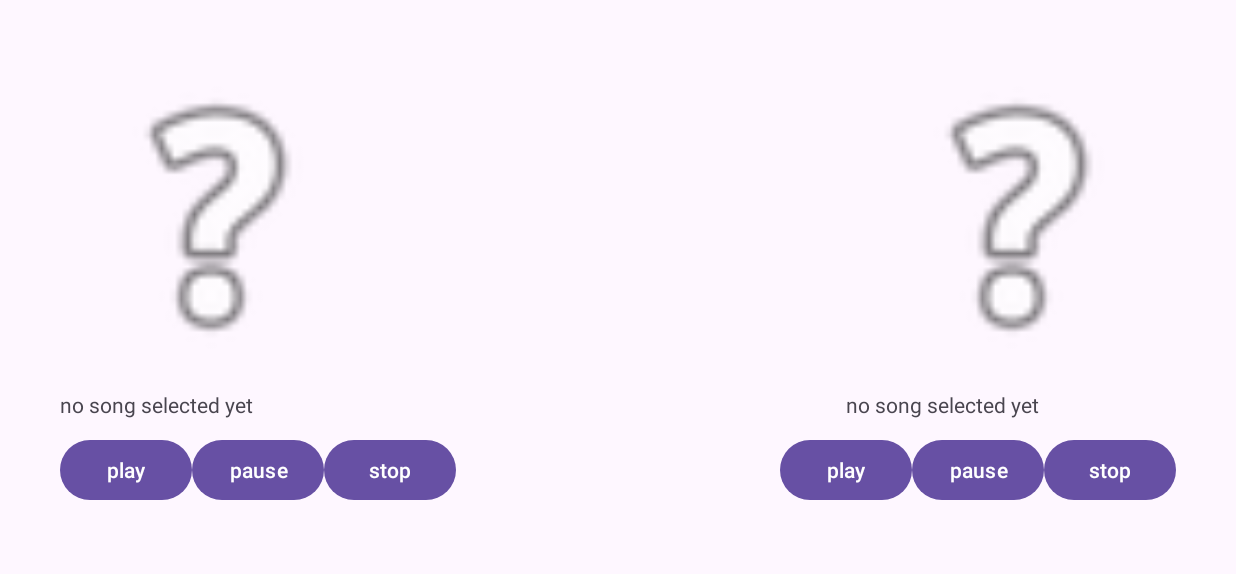
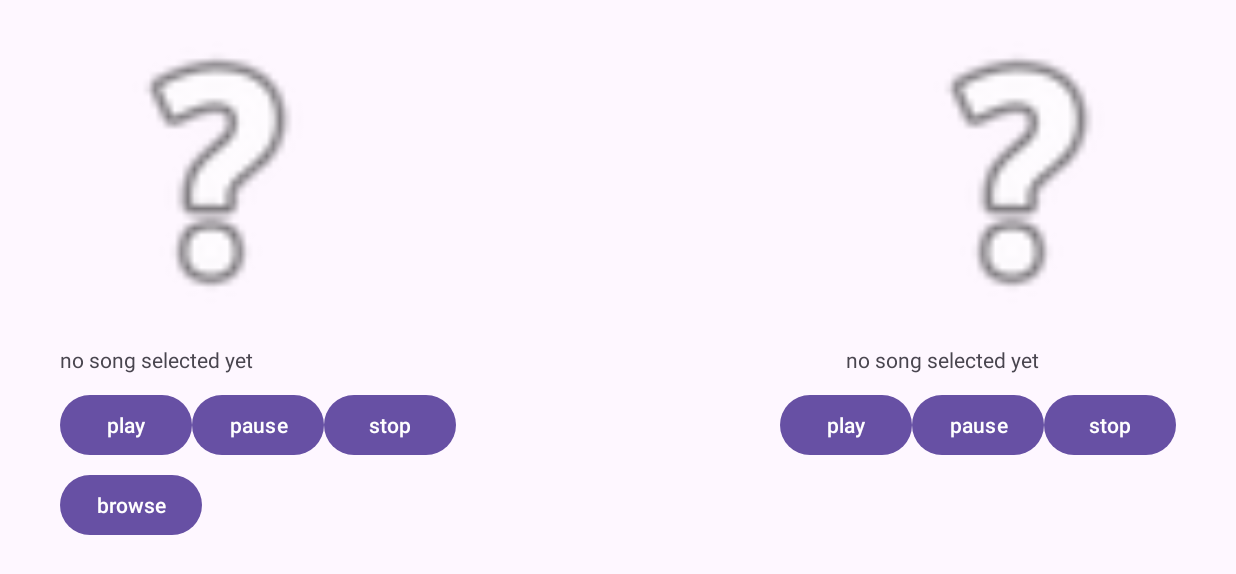
Before and after one commit to IMaDOGE/portableDJ, an Android app: the screen it shows after launch (MainActivity), on a phone screen of 824 x 412 dp (held sideways). Shown: the top 574 px of the screen. Run offline under Robolectric (Android 15) with nearby library versions, the phone set to English and light mode, and no system bars.

Commit message:
new activity added

```diff
--- a/app/src/main/AndroidManifest.xml
+++ b/app/src/main/AndroidManifest.xml
@@ -22,6 +22,10 @@
                 <category android:name="android.intent.category.LAUNCHER" />
             </intent-filter>
         </activity>
+        <activity
+            android:name=".FileListActivity"
+            android:label="File List Activity">
+        </activity>
     </application>
 
 </manifest>
--- a/app/src/main/res/layout/activity_main.xml
+++ b/app/src/main/res/layout/activity_main.xml
@@ -10,7 +10,7 @@
         android:id="@+id/dummyTurntableRight"
         android:layout_width="210dp"
         android:layout_height="210dp"
-        android:layout_marginTop="40dp"
+        android:layout_marginTop="10dp"
         android:layout_marginEnd="40dp"
         android:contentDescription="a placeholder image"
         app:layout_constraintEnd_toEndOf="parent"
@@ -22,7 +22,7 @@
         android:layout_width="210dp"
         android:layout_height="210dp"
         android:layout_marginStart="40dp"
-        android:layout_marginTop="40dp"
+        android:layout_marginTop="10dp"
         android:contentDescription="a placeholder image"
         app:layout_constraintStart_toStartOf="parent"
         app:layout_constraintTop_toTopOf="parent"
@@ -110,4 +110,15 @@
         app:layout_constraintEnd_toEndOf="parent"
         app:layout_constraintTop_toBottomOf="@+id/songTitleRight" />
 
+    <Button
+        android:id="@+id/leftFileBrowser"
+        android:layout_width="wrap_content"
+        android:layout_height="wrap_content"
+        android:layout_marginStart="40dp"
+        android:layout_marginTop="5dp"
+        android:onClick="openLeftFileBrowser"
+        android:text="browse"
+        app:layout_constraintStart_toStartOf="parent"
+        app:layout_constraintTop_toBottomOf="@+id/playButtonLeft" />
+
 </androidx.constraintlayout.widget.ConstraintLayout>
```
Also changed, not shown: app/src/main/java/hu/unideb/inf/mobil2023/projekt2/FileListActivity.java (added, +20 -0 lines), app/src/main/java/hu/unideb/inf/mobil2023/projekt2/MainActivity.java (+8 -0 lines), app/src/main/res/layout/activity_filelist.xml (added, +30 -0 lines).
